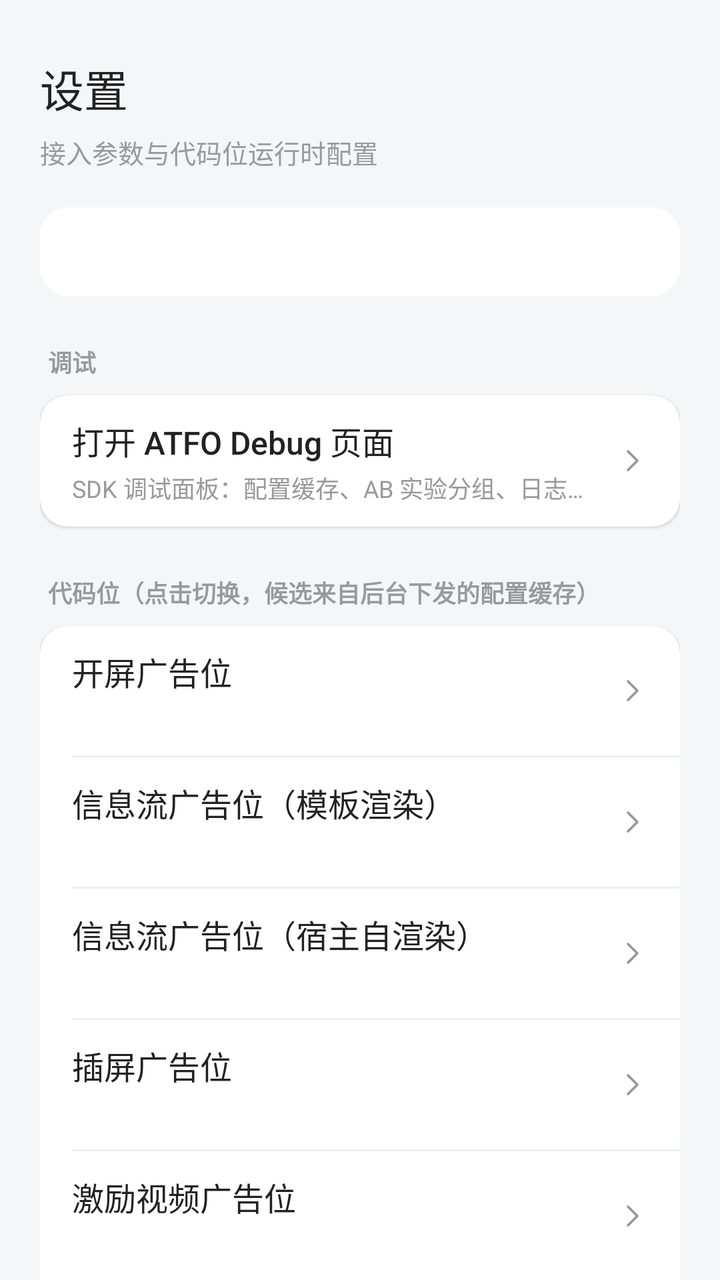
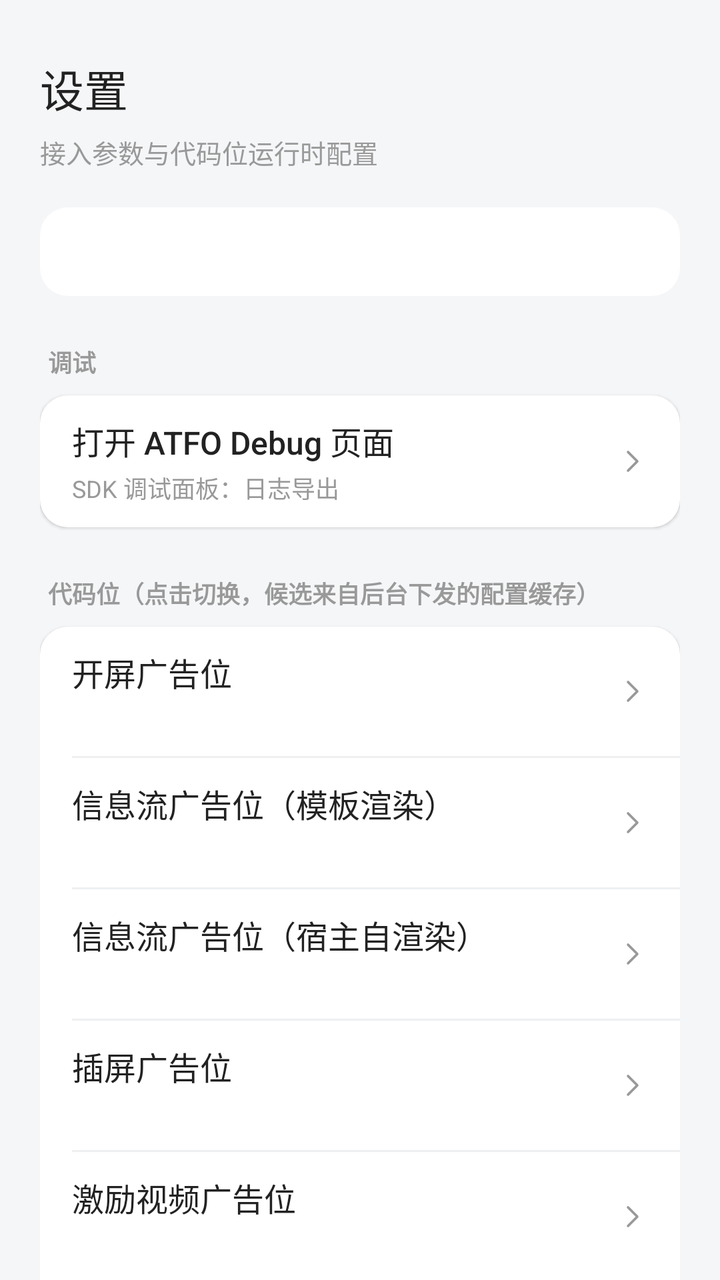

An Android layout rendered at two revisions. The XML below is the earlier revision; the diff shows what the commit changed to produce the second picture.
<!-- AndroidManifest.xml: application theme Theme.ATFOAndroidSdkDemo -->
<!-- res/layout/activity_settings.xml -->
<?xml version="1.0" encoding="utf-8"?>
<ScrollView xmlns:android="http://schemas.android.com/apk/res/android"
    android:id="@+id/settings"
    android:layout_width="match_parent"
    android:layout_height="match_parent"
    android:background="@color/page_bg"
    android:fillViewport="true"
    android:scrollbars="none">

    <LinearLayout
        android:layout_width="match_parent"
        android:layout_height="wrap_content"
        android:orientation="vertical"
        android:padding="20dp">

        <TextView
            android:layout_width="match_parent"
            android:layout_height="wrap_content"
            android:layout_marginTop="8dp"
            android:fontFamily="sans-serif-medium"
            android:text="设置"
            android:textColor="@color/ad_title"
            android:textSize="22sp" />

        <TextView
            android:layout_width="match_parent"
            android:layout_height="wrap_content"
            android:layout_marginTop="6dp"
            android:text="接入参数与代码位运行时配置"
            android:textColor="@color/ad_desc"
            android:textSize="13sp" />

        
        <TextView
            android:id="@+id/tv_config"
            android:layout_width="match_parent"
            android:layout_height="wrap_content"
            android:layout_marginTop="18dp"
            android:background="@drawable/bg_ad_card"
            android:fontFamily="monospace"
            android:lineSpacingExtra="3dp"
            android:padding="14dp"
            android:textColor="@color/ad_title"
            android:textSize="12sp" />

        <TextView
            android:layout_width="match_parent"
            android:layout_height="wrap_content"
            android:layout_marginTop="24dp"
            android:paddingStart="4dp"
            android:text="调试"
            android:textColor="@color/ad_desc"
            android:textSize="12sp"
            android:textStyle="bold" />

        <LinearLayout
            android:layout_width="match_parent"
            android:layout_height="wrap_content"
            android:layout_marginTop="8dp"
            android:background="@drawable/bg_ad_card"
            android:elevation="1dp"
            android:orientation="vertical">

            <LinearLayout
                android:id="@+id/row_debug"
                style="@style/Widget.AtfoDemo.EntryRow">

                <LinearLayout style="@style/Widget.AtfoDemo.EntryRowText">

                    <TextView
                        style="@style/Widget.AtfoDemo.EntryRowTitle"
                        android:text="打开 ATFO Debug 页面" />

                    <TextView
                        style="@style/Widget.AtfoDemo.EntryRowDesc"
                        android:text="SDK 调试面板：配置缓存、AB 实验分组、日志导出" />
                </LinearLayout>

                <ImageView style="@style/Widget.AtfoDemo.EntryRowChevron" />
            </LinearLayout>
        </LinearLayout>

        <TextView
            android:layout_width="match_parent"
            android:layout_height="wrap_content"
            android:layout_marginTop="24dp"
            android:paddingStart="4dp"
            android:text="代码位（点击切换，候选来自后台下发的配置缓存）"
            android:textColor="@color/ad_desc"
            android:textSize="12sp"
            android:textStyle="bold" />

        <LinearLayout
            android:layout_width="match_parent"
            android:layout_height="wrap_content"
            android:layout_marginTop="8dp"
            android:background="@drawable/bg_ad_card"
            android:elevation="1dp"
            android:orientation="vertical">

            <LinearLayout
                android:id="@+id/row_slot_splash"
                style="@style/Widget.AtfoDemo.EntryRow">

                <LinearLayout style="@style/Widget.AtfoDemo.EntryRowText">

                    <TextView
                        style="@style/Widget.AtfoDemo.EntryRowTitle"
                        android:text="开屏广告位" />

                    <TextView
                        android:id="@+id/tv_slot_splash"
                        style="@style/Widget.AtfoDemo.EntryRowDesc" />
                </LinearLayout>

                <ImageView style="@style/Widget.AtfoDemo.EntryRowChevron" />
            </LinearLayout>

            <View style="@style/Widget.AtfoDemo.EntryRowDivider" />

            <LinearLayout
                android:id="@+id/row_slot_feed"
                style="@style/Widget.AtfoDemo.EntryRow">

                <LinearLayout style="@style/Widget.AtfoDemo.EntryRowText">

                    <TextView
                        style="@style/Widget.AtfoDemo.EntryRowTitle"
                        android:text="信息流广告位（模板渲染）" />

                    <TextView
                        android:id="@+id/tv_slot_feed"
                        style="@style/Widget.AtfoDemo.EntryRowDesc" />
                </LinearLayout>

                <ImageView style="@style/Widget.AtfoDemo.EntryRowChevron" />
            </LinearLayout>

            <View style="@style/Widget.AtfoDemo.EntryRowDivider" />

            <LinearLayout
                android:id="@+id/row_slot_feed_self_render"
                style="@style/Widget.AtfoDemo.EntryRow">

                <LinearLayout style="@style/Widget.AtfoDemo.EntryRowText">

                    <TextView
                        style="@style/Widget.AtfoDemo.EntryRowTitle"
                        android:text="信息流广告位（宿主自渲染）" />

                    <TextView
                        android:id="@+id/tv_slot_feed_self_render"
                        style="@style/Widget.AtfoDemo.EntryRowDesc" />
                </LinearLayout>

                <ImageView style="@style/Widget.AtfoDemo.EntryRowChevron" />
            </LinearLayout>

            <View style="@style/Widget.AtfoDemo.EntryRowDivider" />

            <LinearLayout
                android:id="@+id/row_slot_interstitial"
                style="@style/Widget.AtfoDemo.EntryRow">

                <LinearLayout style="@style/Widget.AtfoDemo.EntryRowText">

                    <TextView
                        style="@style/Widget.AtfoDemo.EntryRowTitle"
                        android:text="插屏广告位" />

                    <TextView
                        android:id="@+id/tv_slot_interstitial"
                        style="@style/Widget.AtfoDemo.EntryRowDesc" />
                </LinearLayout>

                <ImageView style="@style/Widget.AtfoDemo.EntryRowChevron" />
            </LinearLayout>

            <View style="@style/Widget.AtfoDemo.EntryRowDivider" />

            <LinearLayout
                android:id="@+id/row_slot_reward"
                style="@style/Widget.AtfoDemo.EntryRow">

                <LinearLayout style="@style/Widget.AtfoDemo.EntryRowText">

                    <TextView
                        style="@style/Widget.AtfoDemo.EntryRowTitle"
                        android:text="激励视频广告位" />

                    <TextView
                        android:id="@+id/tv_slot_reward"
                        style="@style/Widget.AtfoDemo.EntryRowDesc" />
                </LinearLayout>

                <ImageView style="@style/Widget.AtfoDemo.EntryRowChevron" />
            </LinearLayout>

            <View style="@style/Widget.AtfoDemo.EntryRowDivider" />

            <LinearLayout
                android:id="@+id/row_slot_notify"
                style="@style/Widget.AtfoDemo.EntryRow">

                <LinearLayout style="@style/Widget.AtfoDemo.EntryRowText">

                    <TextView
                        style="@style/Widget.AtfoDemo.EntryRowTitle"
                        android:text="通知广告位（信息流-通知广告）" />

                    <TextView
                        android:id="@+id/tv_slot_notify"
                        style="@style/Widget.AtfoDemo.EntryRowDesc" />
                </LinearLayout>

                <ImageView style="@style/Widget.AtfoDemo.EntryRowChevron" />
            </LinearLayout>

            <View style="@style/Widget.AtfoDemo.EntryRowDivider" />

            <LinearLayout
                android:id="@+id/row_refresh"
                style="@style/Widget.AtfoDemo.EntryRow">

                <LinearLayout style="@style/Widget.AtfoDemo.EntryRowText">

                    <TextView
                        style="@style/Widget.AtfoDemo.EntryRowTitle"
                        android:text="刷新配置缓存" />

                    <TextView
                        style="@style/Widget.AtfoDemo.EntryRowDesc"
                        android:text="向后台拉取最新代码位列表，候选为空时先点这里" />
                </LinearLayout>

                <ImageView style="@style/Widget.AtfoDemo.EntryRowChevron" />
            </LinearLayout>
        </LinearLayout>

    </LinearLayout>
</ScrollView>
<!-- resources referenced by this layout -->
<resources>
  <color name="ad_desc">#999999</color>
  <color name="ad_title">#222222</color>
  <color name="page_bg">#F5F6F8</color>
  <!-- drawable bg_ad_card (drawable) -->
  <?xml version="1.0" encoding="utf-8"?>
  <shape xmlns:android="http://schemas.android.com/apk/res/android"
      android:shape="rectangle">
      <solid android:color="@color/white" />
      <corners android:radius="14dp" />
  </shape>
  <style name="Widget.AtfoDemo.EntryRow" parent="">
          <item name="android:layout_width">match_parent</item>
          <item name="android:layout_height">wrap_content</item>
          <item name="android:minHeight">64dp</item>
          <item name="android:orientation">horizontal</item>
          <item name="android:gravity">center_vertical</item>
          <item name="android:paddingStart">16dp</item>
          <item name="android:paddingEnd">16dp</item>
          <item name="android:paddingTop">11dp</item>
          <item name="android:paddingBottom">11dp</item>
          <item name="android:background">?attr/selectableItemBackground</item>
          <item name="android:clickable">true</item>
          <item name="android:focusable">true</item>
      </style>
  <style name="Widget.AtfoDemo.EntryRowChevron" parent="">
          <item name="android:layout_width">16dp</item>
          <item name="android:layout_height">16dp</item>
          <item name="android:layout_marginStart">12dp</item>
          <item name="android:importantForAccessibility">no</item>
          <item name="android:src">@drawable/ic_chevron_right</item>
      </style>
  <style name="Widget.AtfoDemo.EntryRowDesc" parent="">
          <item name="android:layout_width">match_parent</item>
          <item name="android:layout_height">wrap_content</item>
          <item name="android:layout_marginTop">3dp</item>
          <item name="android:ellipsize">end</item>
          <item name="android:maxLines">1</item>
          <item name="android:textColor">@color/ad_desc</item>
          <item name="android:textSize">12sp</item>
      </style>
  <style name="Widget.AtfoDemo.EntryRowDivider" parent="">
          <item name="android:layout_width">match_parent</item>
          <item name="android:layout_height">1dp</item>
          <item name="android:layout_marginStart">16dp</item>
          <item name="android:background">@color/divider</item>
      </style>
  <style name="Widget.AtfoDemo.EntryRowText" parent="">
          <item name="android:layout_width">0dp</item>
          <item name="android:layout_height">wrap_content</item>
          <item name="android:layout_weight">1</item>
          <item name="android:orientation">vertical</item>
      </style>
  <style name="Widget.AtfoDemo.EntryRowTitle" parent="">
          <item name="android:layout_width">match_parent</item>
          <item name="android:layout_height">wrap_content</item>
          <item name="android:ellipsize">end</item>
          <item name="android:fontFamily">sans-serif-medium</item>
          <item name="android:maxLines">1</item>
          <item name="android:textColor">@color/ad_title</item>
          <item name="android:textSize">16sp</item>
      </style>
  <style name="Theme.ATFOAndroidSdkDemo" parent="Base.Theme.ATFOAndroidSdkDemo" />
  <color name="white">#FFFFFFFF</color>
  <!-- drawable ic_chevron_right (drawable) -->
  <?xml version="1.0" encoding="utf-8"?>
  <vector xmlns:android="http://schemas.android.com/apk/res/android"
      android:width="16dp"
      android:height="16dp"
      android:viewportWidth="24"
      android:viewportHeight="24">
      <path
          android:pathData="M9,5L16,12L9,19"
          android:strokeColor="@color/ad_desc"
          android:strokeWidth="1.8"
          android:strokeLineCap="round"
          android:strokeLineJoin="round" />
  </vector>
  <color name="divider">#EEF0F2</color>
  <style name="Base.Theme.ATFOAndroidSdkDemo" parent="Theme.Material3.DayNight.NoActionBar">
          
          
      </style>
</resources>

<!-- the commit's change to res/layout/activity_settings.xml (unified diff, before → after) -->
@@ -73,7 +73,7 @@
 
                     <TextView
                         style="@style/Widget.AtfoDemo.EntryRowDesc"
-                        android:text="SDK 调试面板：配置缓存、AB 实验分组、日志导出" />
+                        android:text="SDK 调试面板：日志导出" />
                 </LinearLayout>
 
                 <ImageView style="@style/Widget.AtfoDemo.EntryRowChevron" />
